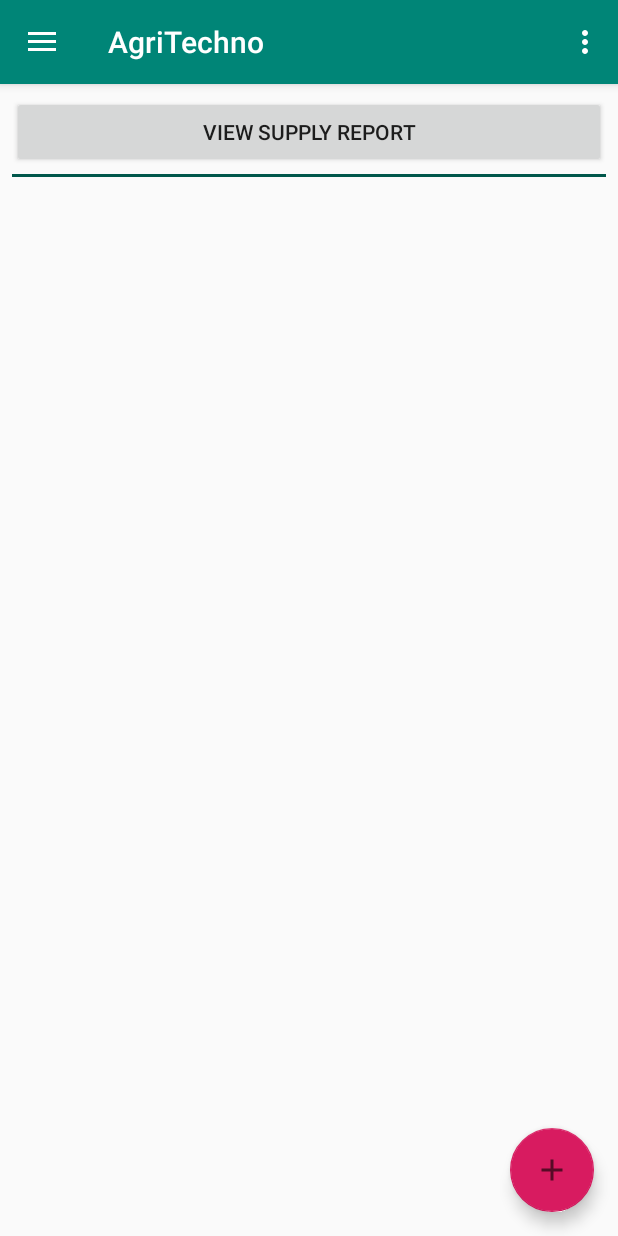
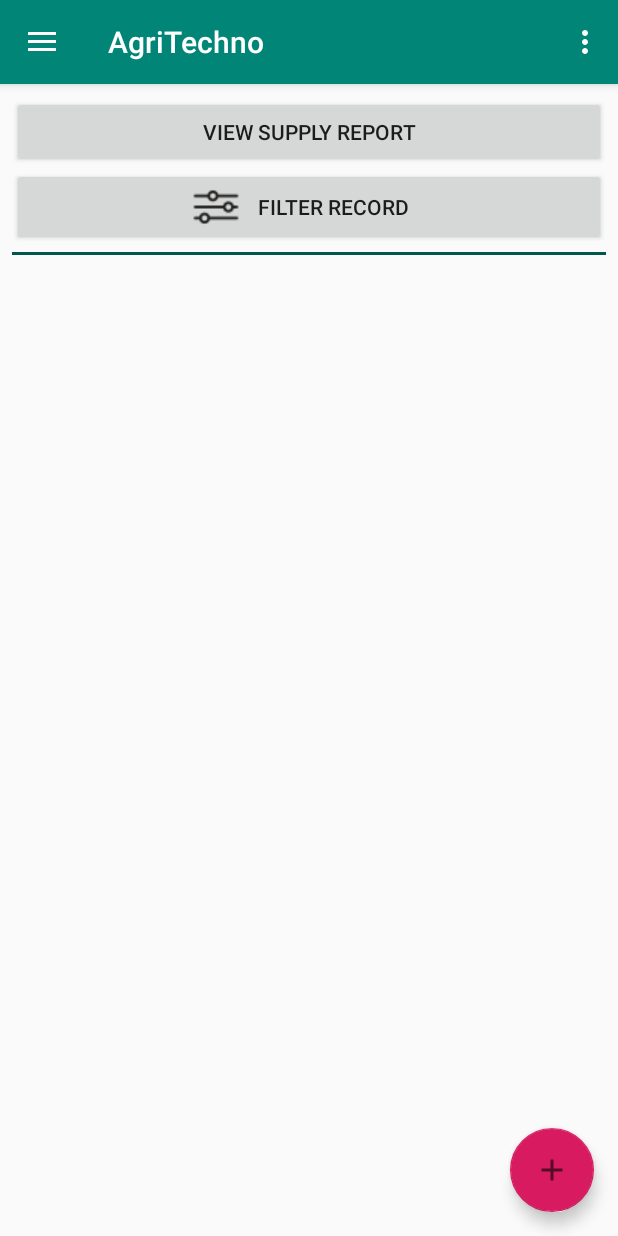
Before and after one commit to jamsubzero/dormido_zeroHungerApp, an Android app: the screen it shows after launch (MainActivity), in the side drawer, after a tap on "Crop Supply", on a phone screen of 412 x 824 dp. Run offline under Robolectric (Android 15) with nearby library versions, the phone set to English and light mode, and no system bars.

Commit message:
implement filtering

```diff
--- a/app/src/main/res/layout/layout_need.xml
+++ b/app/src/main/res/layout/layout_need.xml
@@ -20,11 +20,25 @@
             android:text="View Demand Report"
             />
 
+        <Button
+            android:id="@+id/filterBtn"
+            android:layout_width="match_parent"
+            android:layout_height="wrap_content"
+            android:layout_below="@+id/submit_btn"
+            android:layout_alignParentStart="true"
+            android:layout_alignParentLeft="true"
+            android:drawableStart="@drawable/filter"
+            android:drawableLeft="@drawable/filter"
+            android:gravity="center"
+            android:paddingLeft="120dp"
+            android:paddingRight="120dp"
+            android:text="Filter Record" />
+
         <View
             android:layout_width="match_parent"
             android:layout_height="2dp"
             android:background="@color/colorPrimaryDark"
-            android:layout_below="@+id/submit_btn"
+            android:layout_below="@+id/filterBtn"
             android:layout_alignParentLeft="true"
             android:layout_alignParentStart="true"
             android:layout_marginTop="4dp"
```
Also changed, not shown: app/src/main/java/com/example/jam/myapplication/NeedFragment.java (+86 -80 lines), app/src/main/res/layout/filter_demand_layout.xml (added, +48 -0 lines), app/src/main/res/drawable-v21/filter.png (added).
